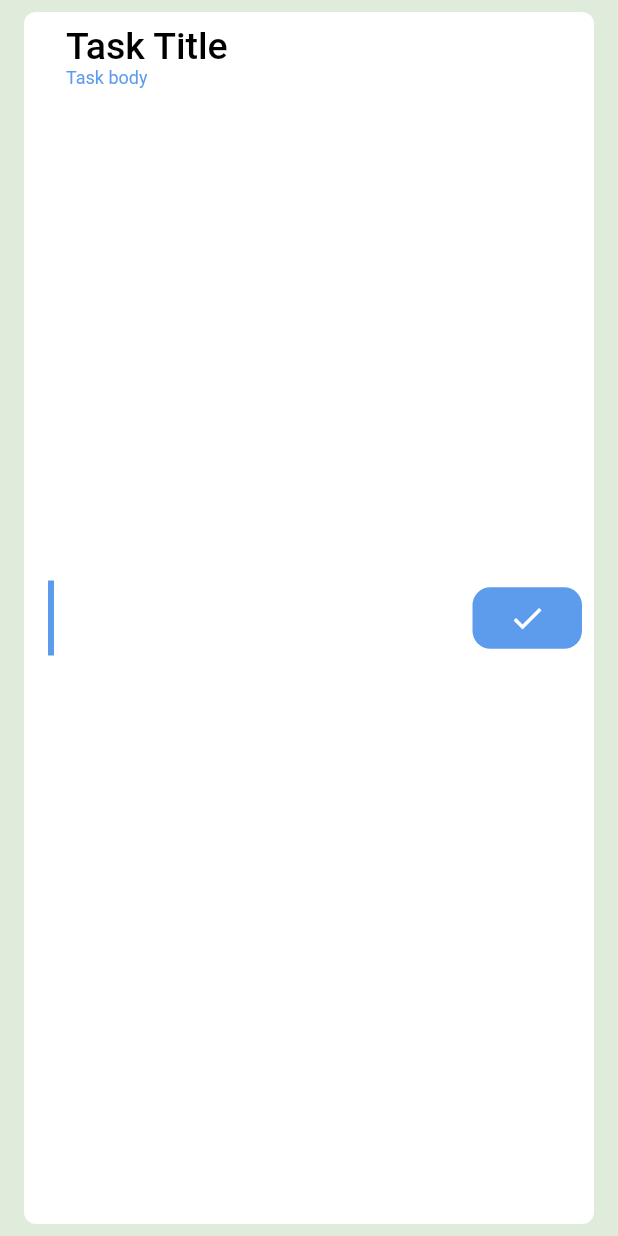
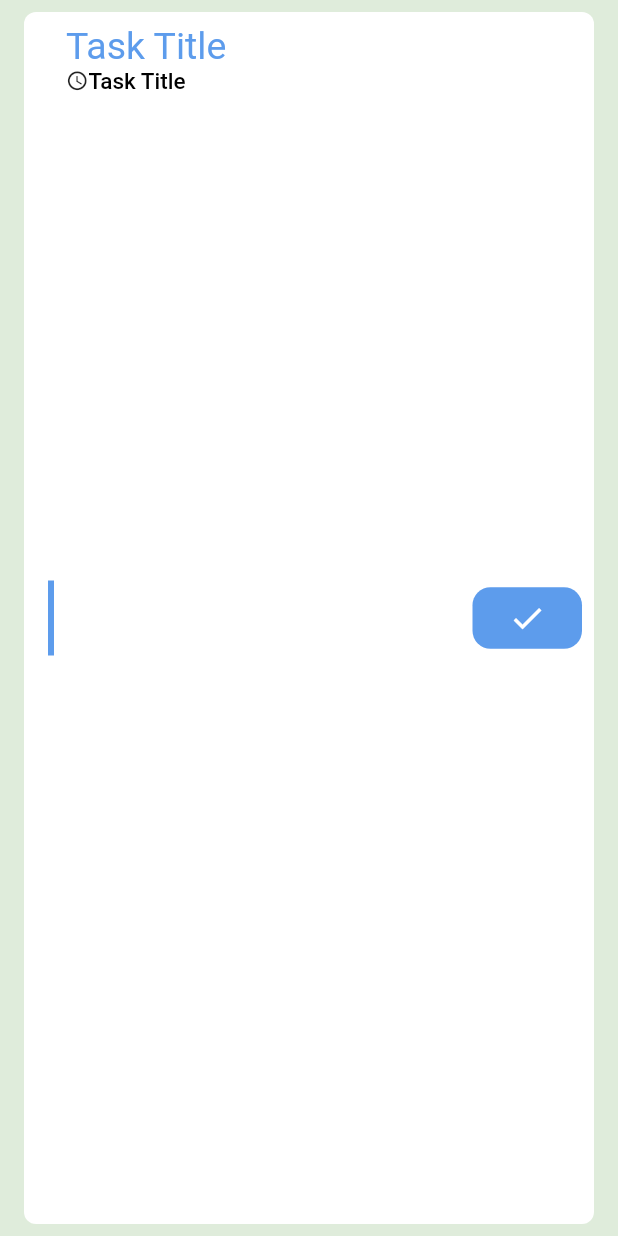
Before and after one commit to mohamedhamouda7897/todo_c6_online, a Flutter app: the TaskItem widget shown alone on an empty page, opened directly, on a phone screen of 412 x 824 dp. Run offline on Flutter 3.47's test engine with Material 2 defaults, Android fonts, the phone set to English and light mode, and no system bars; our stand-ins replace calendar_timeline, firebase_core; accounts and stored records are empty.

Commit message:
change Theme

```diff
--- a/lib/layout/home_layout.dart
+++ b/lib/layout/home_layout.dart
@@ -20,7 +20,7 @@ class _HomeLayoutState extends State<HomeLayout> {
       appBar: AppBar(
         title: Text(
           'Route TODO',
-          style: Theme.of(context).textTheme.headline1,
+          style: Theme.of(context).textTheme.headline1,textAlign: TextAlign.left,
         ),
       ),
       body: tabs[currentIndex],
@@ -45,7 +45,7 @@ class _HomeLayoutState extends State<HomeLayout> {
       floatingActionButton: FloatingActionButton(
         shape: StadiumBorder(
             side: BorderSide(
-          color: Colors.white,
+          color: Colors.white,//change Dark mode (if)
           width: 4,
         )),
         child: Icon(Icons.add),
--- a/lib/main.dart
+++ b/lib/main.dart
@@ -19,6 +19,7 @@ class MyApp extends StatelessWidget {
       },
       debugShowCheckedModeBanner: false,
       theme: MyThemeData.lightTheme,
+      darkTheme:MyThemeData.DarkTheme ,
       themeMode: ThemeMode.light,
     );
   }
--- a/lib/modules/add_task_bottom_sheet.dart
+++ b/lib/modules/add_task_bottom_sheet.dart
@@ -26,7 +26,7 @@ class _AddTaskBottomSheetState extends State<AddTaskBottomSheet> {
                 style: Theme.of(context)
                     .textTheme
                     .headline2
-                    ?.copyWith(color: Colors.black),
+
               ),
               Form(
                 key: formKey,
@@ -44,7 +44,7 @@ class _AddTaskBottomSheetState extends State<AddTaskBottomSheet> {
                     TextFormField(
                       maxLines: 4,
                       minLines: 4,
-                      decoration: InputDecoration(labelText: 'Description'),
+                      decoration: InputDecoration(labelText: 'Description',),
                       validator: (text) {
                         if (text == null || text.isEmpty) {
                           return 'Please enter task description';
@@ -59,7 +59,7 @@ class _AddTaskBottomSheetState extends State<AddTaskBottomSheet> {
                 height: 12,
               ),
               Text(
-                'Select Time',
+                'Select Time',style:Theme.of(context).textTheme.headline2?.copyWith(fontSize: 17) ,
                 textAlign: TextAlign.start,
               ),
               SizedBox(
@@ -70,7 +70,7 @@ class _AddTaskBottomSheetState extends State<AddTaskBottomSheet> {
                   OpenDatePicker();
                 },
                 child: Text(
-                  '${selectedDate.year} - ${selectedDate.month} - ${selectedDate.day}',
+                  '${selectedDate.year} - ${selectedDate.month} - ${selectedDate.day}',style:Theme.of(context).textTheme.headline2?.copyWith(fontSize: 17) ,
                   textAlign: TextAlign.center,
                 ),
               ),
--- a/lib/modules/tasks/task_item.dart
+++ b/lib/modules/tasks/task_item.dart
@@ -1,4 +1,5 @@
 import 'package:flutter/material.dart';
+import 'package:todo_c6_online/shared/styles/my_theme.dart';
 
 class TaskItem extends StatelessWidget {
   const TaskItem({Key? key}) : super(key: key);
@@ -9,7 +10,7 @@ class TaskItem extends StatelessWidget {
       margin: EdgeInsets.symmetric(vertical: 8, horizontal: 16),
       padding: EdgeInsets.all(8),
       decoration: BoxDecoration(
-          color: Colors.white, borderRadius: BorderRadius.circular(8)),
+          color: MyThemeData.WhiteColor, borderRadius: BorderRadius.circular(8)),//color of container tasks(dark mode change)
       child: Row(
         children: [
           SizedBox(
@@ -17,7 +18,7 @@ class TaskItem extends StatelessWidget {
           ),
           Container(
             height: 50,
-            color: Theme.of(context).primaryColor,
+            color: Color(0xFF5D9CEC),
             width: 4,
           ),
           SizedBox(
@@ -28,22 +29,27 @@ class TaskItem extends StatelessWidget {
             crossAxisAlignment: CrossAxisAlignment.start,
             children: [
               Text(
-                'Task Title',
-                style: Theme.of(context).textTheme.subtitle1,
+                'Task Title',style: TextStyle(fontSize: 25,
+                color: Color(0xFF5D9CEC),
+                fontWeight: FontWeight.w400,),
+
               ),
-              Text(
-                'Task body',
-                style: Theme.of(context)
-                    .textTheme
-                    .headline2
-                    ?.copyWith(fontSize: 12),
-              ),
+              Row(
+                children: [
+                  Icon(Icons.access_time,size: 15),
+                  Text(
+                    'Task Title',style: Theme.of(context).textTheme.bodyText1
+
+                  ),
+                ],
+              )
+
             ],
           )),
           Container(
             padding: EdgeInsets.symmetric(horizontal: 24, vertical: 8),
             decoration: BoxDecoration(
-                color: Theme.of(context).primaryColor,
+                color: Color(0xFF5D9CEC),
                 borderRadius: BorderRadius.circular(12)),
             child: Icon(
               Icons.check,
--- a/lib/modules/tasks/tasks.dart
+++ b/lib/modules/tasks/tasks.dart
@@ -1,6 +1,7 @@
 import 'package:calendar_timeline/calendar_timeline.dart';
 import 'package:flutter/material.dart';
 import 'package:todo_c6_online/modules/tasks/task_item.dart';
+import 'package:todo_c6_online/shared/styles/my_theme.dart';
 
 class TasksTab extends StatelessWidget {
   const TasksTab({Key? key}) : super(key: key);
@@ -16,10 +17,10 @@ class TasksTab extends StatelessWidget {
             lastDate: DateTime.now().add(Duration(days: 365)),
             onDateSelected: (date) => print(date),
             leftMargin: 20,
-            monthColor: Colors.black,
-            dayColor: Colors.black,
+            monthColor: MyThemeData.BlackColor,//(dark mode change) (if)
+            dayColor: MyThemeData.BlackColor,//(dark mode change) (if)
             activeDayColor: Theme.of(context).primaryColor,
-            activeBackgroundDayColor: Colors.white,
+            activeBackgroundDayColor: MyThemeData.WhiteColor,//(dark mode change) (if)
             dotsColor: Theme.of(context).primaryColor,
             selectableDayPredicate: (date) => true,
             locale: 'en',
--- a/lib/shared/styles/my_theme.dart
+++ b/lib/shared/styles/my_theme.dart
@@ -6,29 +6,30 @@ class MyThemeData {
   static Color RedColor = Color(0xFFEC4B4B);
   static Color GreenColor = Color(0xFF61E757);
   static Color WhiteColor = Color(0xFFFFFFFF);
-
+  static Color BlackColor = Color(0xF9000000);
+  static Color DarkOnprimaryColor = Color(0xFF081231);
   static final ThemeData lightTheme = ThemeData(
     primaryColor: primaryColor,
     scaffoldBackgroundColor: OnprimaryColor,
     appBarTheme: AppBarTheme(
-        centerTitle: true,
+        //centerTitle: true,
         color: primaryColor,
         elevation: 0,
         iconTheme: IconThemeData(color: WhiteColor)),
     textTheme: TextTheme(
       headline1: TextStyle(
-        fontSize: 30,
+        fontSize: 25,
         color: WhiteColor,
-        fontWeight: FontWeight.w700,
+        fontWeight: FontWeight.w700,// text AppBar
       ),
       headline2: TextStyle(
         fontSize: 25,
-        color: primaryColor,
-        fontWeight: FontWeight.w400,
+        color:BlackColor ,
+        fontWeight: FontWeight.bold,//text Add New Task
       ),
       headline3: TextStyle(
         fontSize: 25,
-        color: WhiteColor,
+        color: Colors.grey,//text of badg of Add New Task__feild text
         fontWeight: FontWeight.w400,
       ),
       subtitle1: TextStyle(
@@ -37,9 +38,47 @@ class MyThemeData {
         fontWeight: FontWeight.w500,
       ),
       bodyText1: TextStyle(
-        fontSize: 20,
+        fontSize: 15,
+        color: Colors.black,
+        fontWeight: FontWeight.w500,// task titel
+      ),
+    ),
+    bottomNavigationBarTheme: BottomNavigationBarThemeData(
+        selectedItemColor: primaryColor, unselectedItemColor: Colors.grey),
+  );
+  static final ThemeData DarkTheme = ThemeData(
+    primaryColor: primaryColor,
+    scaffoldBackgroundColor: DarkOnprimaryColor,
+    appBarTheme: AppBarTheme(
+      //centerTitle: true,
+        color: primaryColor,
+        elevation: 0,
+        iconTheme: IconThemeData(color: BlackColor)),
+    textTheme: TextTheme(
+      headline1: TextStyle(
+        fontSize: 25,
+        color: BlackColor,
+        fontWeight: FontWeight.w700,// text AppBar
+      ),
+      headline2: TextStyle(
+        fontSize: 25,
+        color:WhiteColor ,
+        fontWeight: FontWeight.bold,//text Add New Task
+      ),
+      headline3: TextStyle(
+        fontSize: 25,
+        color: Colors.grey,//text of badg of Add New Task__feild text
+        fontWeight: FontWeight.w400,
+      ),
+      subtitle1: TextStyle(
+        fontSize: 25,
         color: Colors.black,
         fontWeight: FontWeight.w500,
+      ),
+      bodyText1: TextStyle(
+        fontSize: 15,
+        color: WhiteColor,
+        fontWeight: FontWeight.w500,// task titel
       ),
     ),
     bottomNavigationBarTheme: BottomNavigationBarThemeData(
```
Also changed, not shown: 1 other file.
